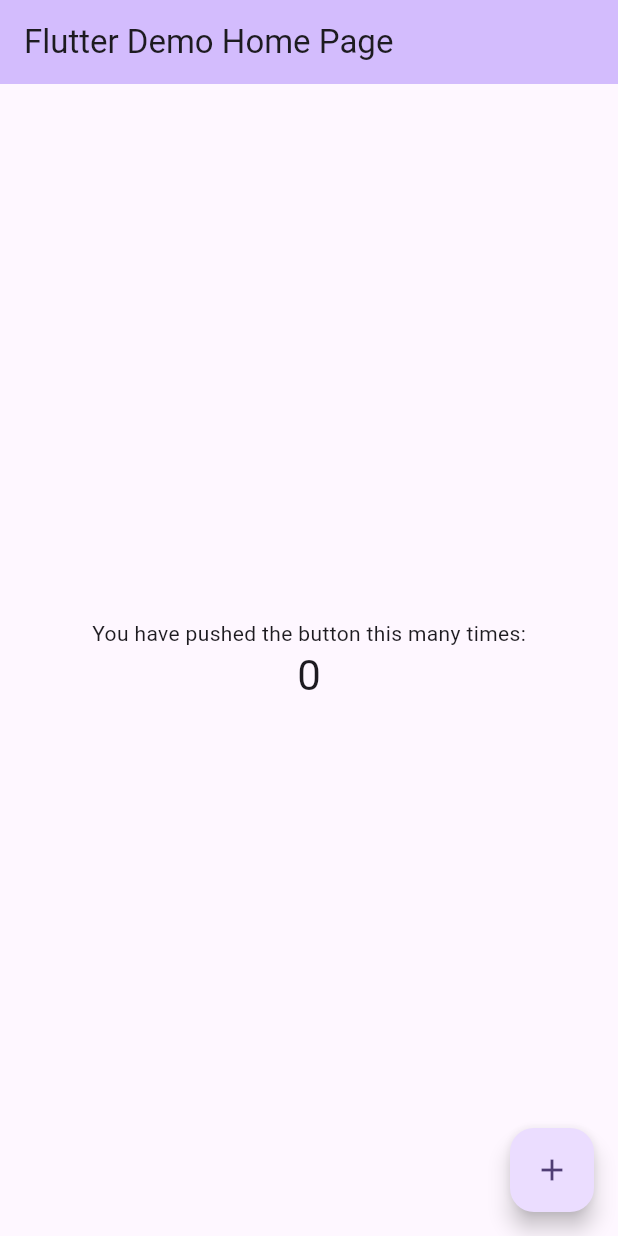
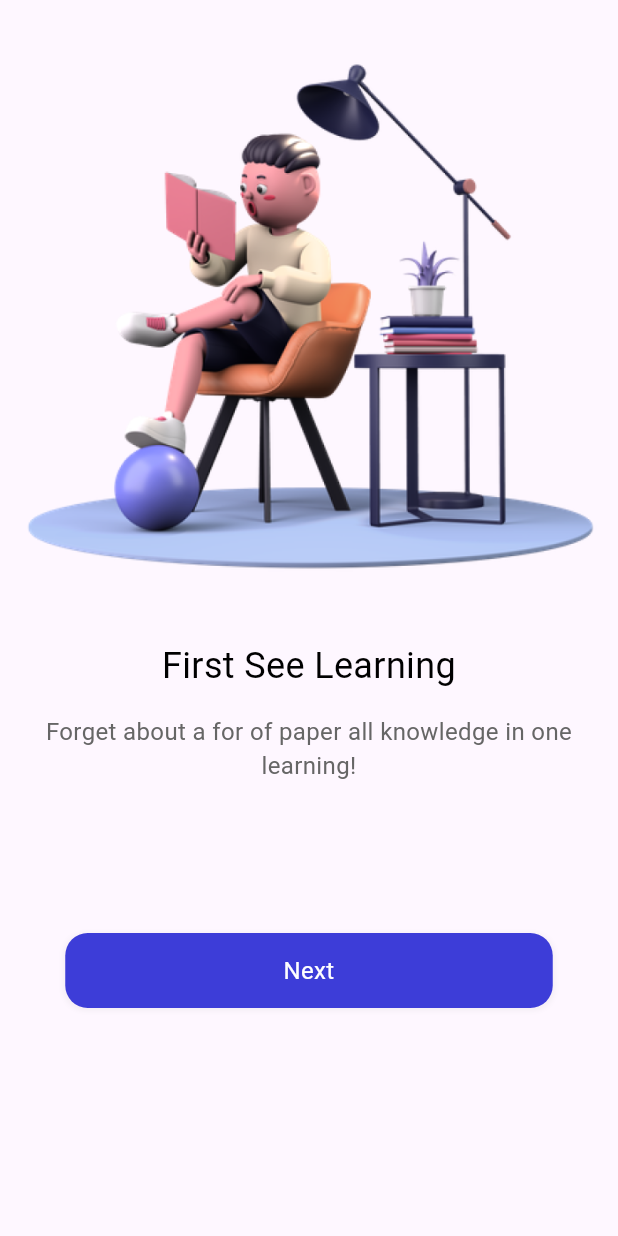
Before and after one commit to Jashwanth-Gowda-R/eLearning, a Flutter app: the screen it shows after launch, on a phone screen of 412 x 824 dp. Run offline on Flutter 3.47's test engine with Material 2 defaults, Android fonts, the phone set to English and light mode, and no system bars; our stand-ins replace cloud_firestore, flutter_riverpod; accounts and stored records are empty.

Commit message:
added pageview for onboarding

```diff
--- /dev/null
+++ b/lib/common/values/borders.dart
@@ -0,0 +1,9 @@
+import 'package:flutter/rendering.dart';
+
+class Borders {
+  static const BorderSide primaryBorder = BorderSide(
+    color: Color.fromARGB(255, 230, 230, 231),
+    width: 1,
+    style: BorderStyle.solid,
+  );
+}
--- /dev/null
+++ b/lib/common/values/cache.dart
@@ -0,0 +1,8 @@
+// 是否启用缓存
+const CACHE_ENABLE = false;
+
+// 缓存的最长时间，单位（秒）
+const CACHE_MAXAGE = 1000;
+
+// 最大缓存数
+const CACHE_MAXCOUNT = 100;
--- /dev/null
+++ b/lib/common/values/colors.dart
@@ -0,0 +1,28 @@
+import 'dart:ui';
+
+class AppColors {
+  /// 主背景 白色
+  static const Color primaryBackground = Color.fromARGB(255, 255, 255, 255);
+  /// 主背景 灰色
+  static const Color primarySecondaryBackground = Color.fromARGB(255, 247, 247, 249);
+  /// 主控件-背景
+  static const Color primaryElement = Color.fromARGB(255, 61, 61, 216);
+  /// 主文本 黑
+  static const Color primaryText = Color.fromARGB(255, 0, 0, 0);
+  // 视频通话背景
+  static const Color primary_bg = Color.fromARGB(210, 32, 47, 62);
+  /// 主控件-文本 白色
+  static const Color primaryElementText = Color.fromARGB(255, 255, 255, 255);
+  // 主控件-文本 灰色
+  static const Color primarySecondaryElementText = Color.fromARGB(255, 102, 102, 102);
+  // 主控件-文本 Three灰色
+  static const Color primaryThreeElementText = Color.fromARGB(255, 170, 170, 170);
+
+  static const Color primaryFourElementText = Color.fromARGB(255, 204, 204, 204);
+  //状态
+  static const Color primaryElementStatus = Color.fromARGB(255, 88, 174, 127);
+
+  static const Color primaryElementBg = Color.fromARGB(255, 238, 121, 99);
+
+
+}
--- /dev/null
+++ b/lib/common/values/constant.dart
@@ -0,0 +1,15 @@
+// baidu yapi
+ const SERVER_API_URL = 'https://ulearning.codemain.top/';
+/// 用户 - 配置信息
+const String STORAGE_USER_PROFILE_KEY = 'user_profile';
+
+/// 用户 - 配置信息
+const String STORAGE_USER_TOKEN_KEY = 'user_token';
+
+/// 设备是否第一次打开
+const String STORAGE_DEVICE_FIRST_OPEN_KEY = 'device_first_open';
+
+/// 多语言
+const String STORAGE_LANGUAGE_CODE = 'language_code';
+
+const String APPID = "2b8731acd0d4481e851913553c702663";
--- /dev/null
+++ b/lib/common/values/proxy.dart
@@ -0,0 +1,9 @@
+// 是否启用代理
+const PROXY_ENABLE = false;
+
+/// 代理服务IP
+// const PROXY_IP = '192.168.1.105';
+const PROXY_IP = '172.16.43.74';
+
+/// 代理服务端口
+const PROXY_PORT = 8866;
--- /dev/null
+++ b/lib/common/values/radii.dart
@@ -0,0 +1,8 @@
+import 'package:flutter/rendering.dart';
+
+class Radii {
+  static const BorderRadiusGeometry k6pxRadius =
+      BorderRadius.all(Radius.circular(20));
+  static const BorderRadiusGeometry k54pxRadius =
+      BorderRadius.all(Radius.circular(54));
+}
--- /dev/null
+++ b/lib/common/values/shadows.dart
@@ -0,0 +1,30 @@
+import 'package:flutter/material.dart';
+import 'package:vrook_course/common/values/values.dart';
+
+class Shadows {
+  static const BoxShadow primaryShadow = BoxShadow(
+    color: Color.fromARGB(38, 27, 27, 29),
+    offset: Offset(0, 5),
+    blurRadius: 10,
+  );
+}
+
+BoxDecoration appBoxShadow({
+  Color color = AppColors.primaryElement,
+  double radius = 15.0,
+  sR = 1.0,
+  bR = 2.0,
+}) {
+  return BoxDecoration(
+    color: color,
+    borderRadius: BorderRadius.all(Radius.circular(radius)),
+    boxShadow: [
+      BoxShadow(
+        color: Colors.grey.withOpacity(0.1),
+        spreadRadius: sR,
+        blurRadius: bR,
+        offset: const Offset(0, 1), // changes position of shadow
+      ),
+    ],
+  );
+}
--- /dev/null
+++ b/lib/common/values/values.dart
@@ -0,0 +1,9 @@
+library values;
+
+export 'colors.dart';
+export 'borders.dart';
+export 'radii.dart';
+export 'shadows.dart';
+export 'constant.dart';
+export 'cache.dart';
+export 'proxy.dart';
--- /dev/null
+++ b/lib/common/widgets/text_widgets.dart
@@ -0,0 +1,32 @@
+import 'package:flutter/material.dart';
+import 'package:vrook_course/common/values/values.dart';
+
+Widget text24Normal({
+  required String text,
+  Color color = AppColors.primaryText,
+}) {
+  return Text(
+    text,
+    textAlign: TextAlign.center,
+    style: TextStyle(
+      color: color,
+      fontSize: 24,
+      fontWeight: FontWeight.normal,
+    ),
+  );
+}
+
+Widget text16Normal({
+  required String text,
+  Color color = AppColors.primarySecondaryElementText,
+}) {
+  return Text(
+    text,
+    textAlign: TextAlign.center,
+    style: TextStyle(
+      color: color,
+      fontSize: 16,
+      fontWeight: FontWeight.normal,
+    ),
+  );
+}
--- a/lib/main.dart
+++ b/lib/main.dart
@@ -1,4 +1,5 @@
 import 'package:flutter/material.dart';
+import 'package:vrook_course/pages/welcome/welcome.dart';
 
 void main() {
   runApp(const MyApp());
@@ -11,115 +12,13 @@ class MyApp extends StatelessWidget {
   @override
   Widget build(BuildContext context) {
     return MaterialApp(
+      debugShowCheckedModeBanner: false,
       title: 'Flutter Demo',
       theme: ThemeData(
-        // This is the theme of your application.
-        //
-        // TRY THIS: Try running your application with "flutter run". You'll see
-        // the application has a blue toolbar. Then, without quitting the app,
-        // try changing the seedColor in the colorScheme below to Colors.green
-        // and then invoke "hot reload" (save your changes or press the "hot
-        // reload" button in a Flutter-supported IDE, or press "r" if you used
-        // the command line to start the app).
-        //
-        // Notice that the counter didn't reset back to zero; the application
-        // state is not lost during the reload. To reset the state, use hot
-        // restart instead.
-        //
-        // This works for code too, not just values: Most code changes can be
-        // tested with just a hot reload.
         colorScheme: ColorScheme.fromSeed(seedColor: Colors.deepPurple),
         useMaterial3: true,
       ),
-      home: const MyHomePage(title: 'Flutter Demo Home Page'),
+      home: const Welcome(),
     );
   }
 }
-
-class MyHomePage extends StatefulWidget {
-  const MyHomePage({super.key, required this.title});
-
-  // This widget is the home page of your application. It is stateful, meaning
-  // that it has a State object (defined below) that contains fields that affect
-  // how it looks.
-
-  // This class is the configuration for the state. It holds the values (in this
-  // case the title) provided by the parent (in this case the App widget) and
-  // used by the build method of the State. Fields in a Widget subclass are
-  // always marked "final".
-
-  final String title;
-
-  @override
-  State<MyHomePage> createState() => _MyHomePageState();
-}
-
-class _MyHomePageState extends State<MyHomePage> {
-  int _counter = 0;
-
-  void _incrementCounter() {
-    setState(() {
-      // This call to setState tells the Flutter framework that something has
-      // changed in this State, which causes it to rerun the build method below
-      // so that the display can reflect the updated values. If we changed
-      // _counter without calling setState(), then the build method would not be
-      // called again, and so nothing would appear to happen.
-      _counter++;
-    });
-  }
-
-  @override
-  Widget build(BuildContext context) {
-    // This method is rerun every time setState is called, for instance as done
-    // by the _incrementCounter method above.
-    //
-    // The Flutter framework has been optimized to make rerunning build methods
-    // fast, so that you can just rebuild anything that needs updating rather
-    // than having to individually change instances of widgets.
-    return Scaffold(
-      appBar: AppBar(
-        // TRY THIS: Try changing the color here to a specific color (to
-        // Colors.amber, perhaps?) and trigger a hot reload to see the AppBar
-        // change color while the other colors stay the same.
-        backgroundColor: Theme.of(context).colorScheme.inversePrimary,
-        // Here we take the value from the MyHomePage object that was created by
-        // the App.build method, and use it to set our appbar title.
-        title: Text(widget.title),
-      ),
-      body: Center(
-        // Center is a layout widget. It takes a single child and positions it
-        // in the middle of the parent.
-        child: Column(
-          // Column is also a layout widget. It takes a list of children and
-          // arranges them vertically. By default, it sizes itself to fit its
-          // children horizontally, and tries to be as tall as its parent.
-          //
-          // Column has various properties to control how it sizes itself and
-          // how it positions its children. Here we use mainAxisAlignment to
-          // center the children vertically; the main axis here is the vertical
-          // axis because Columns are vertical (the cross axis would be
-          // horizontal).
-          //
-          // TRY THIS: Invoke "debug painting" (choose the "Toggle Debug Paint"
-          // action in the IDE, or press "p" in the console), to see the
-          // wireframe for each widget.
-          mainAxisAlignment: MainAxisAlignment.center,
-          children: <Widget>[
-            const Text(
-              'You have pushed the button this many times:',
-            ),
-            Text(
-              '$_counter',
-              style: Theme.of(context).textTheme.headlineMedium,
-            ),
-          ],
-        ),
-      ),
-      floatingActionButton: FloatingActionButton(
-        onPressed: _incrementCounter,
-        tooltip: 'Increment',
-        child: const Icon(Icons.add),
-      ), // This trailing comma makes auto-formatting nicer for build methods.
-    );
-  }
-}
--- /dev/null
+++ b/lib/pages/welcome/welcome.dart
@@ -0,0 +1,57 @@
+// ignore_for_file: public_member_api_docs, sort_constructors_first
+import 'package:flutter/material.dart';
+import 'package:flutter_riverpod/flutter_riverpod.dart';
+
+import 'package:vrook_course/pages/welcome/widgets/app_on_boarding.dart';
+
+class Welcome extends ConsumerStatefulWidget {
+  const Welcome({super.key});
+
+  @override
+  ConsumerState<ConsumerStatefulWidget> createState() => _WelcomeState();
+}
+
+class _WelcomeState extends ConsumerState<Welcome> {
+  final PageController pageController = PageController();
+
+  @override
+  Widget build(BuildContext context) {
+    return Scaffold(
+      body: SafeArea(
+        child: Stack(
+          children: [
+            PageView(
+              controller: pageController,
+              children: [
+                AppOnBoardingPage(
+                  imgName: 'assets/images/reading.png',
+                  text1: "First See Learning",
+                  text2:
+                      "Forget about a for of paper all knowledge in one learning!",
+                  index: 1,
+                  pageController: pageController,
+                ),
+                AppOnBoardingPage(
+                  imgName: 'assets/images/man.png',
+                  text1: 'Connect With Everyone',
+                  text2:
+                      'Always keep in touch with your tutor & friend. let’s get connected!',
+                  index: 2,
+                  pageController: pageController,
+                ),
+                AppOnBoardingPage(
+                  imgName: 'assets/images/boy.png',
+                  text1: 'Always Fascinated Learning',
+                  text2:
+                      'Anywhere, anytime. The time is at your discretion so study whenever you want.',
+                  index: 3,
+                  pageController: pageController,
+                ),
+              ],
+            ),
+          ],
+        ),
+      ),
+    );
+  }
+}
--- /dev/null
+++ b/lib/pages/welcome/widgets/app_on_boarding.dart
@@ -0,0 +1,85 @@
+import 'package:flutter/material.dart';
+import 'package:vrook_course/common/values/values.dart';
+import 'package:vrook_course/common/widgets/text_widgets.dart';
+
+class AppOnBoardingPage extends StatelessWidget {
+  const AppOnBoardingPage({
+    Key? key,
+    required this.imgName,
+    required this.text1,
+    required this.text2,
+    required this.index,
+    required this.pageController,
+  }) : super(key: key);
+
+  final String imgName;
+  final String text1;
+  final String text2;
+  final int index;
+  final PageController pageController;
+
+  @override
+  Widget build(BuildContext context) {
+    return Column(
+      children: [
+        Image.asset(
+          imgName,
+          fit: BoxFit.fitWidth,
+        ),
+        Container(
+          margin: const EdgeInsets.only(
+            top: 15,
+          ),
+          child: text24Normal(
+            text: text1,
+          ),
+        ),
+        Container(
+          margin: const EdgeInsets.only(
+            top: 15,
+          ),
+          padding: const EdgeInsets.only(left: 30, right: 30),
+          child: text16Normal(
+            text: text2,
+          ),
+        ),
+        _nextButton('Next', index, pageController)
+      ],
+    );
+  }
+
+  Widget _nextButton(
+    String title,
+    int index,
+    PageController pageController,
+  ) {
+    return GestureDetector(
+      onTap: () {
+        if (index < 3) {
+          pageController.animateToPage(
+            index,
+            duration: const Duration(milliseconds: 300),
+            curve: Curves.bounceIn,
+          );
+        }
+      },
+      child: Container(
+        width: 325,
+        height: 50,
+        margin: const EdgeInsets.only(top: 100, left: 25, right: 25),
+        decoration: appBoxShadow(),
+        child: Center(
+          child: Text(
+            title,
+            textAlign: TextAlign.center,
+            style: const TextStyle(
+              color: AppColors.primaryBackground,
+              fontWeight: FontWeight.normal,
+              fontSize: 16,
+            ),
+          ),
+        ),
+      ),
+    );
+  }
+}
```
Also changed, not shown: pubspec.yaml (+7 -7 lines).
